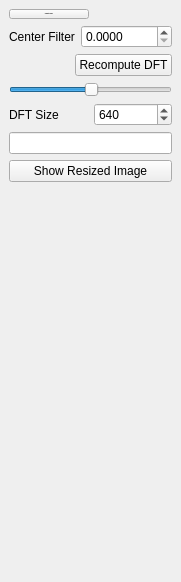
Old version of the form dfttools.ui in the repository githubdoe/DFTFringe.
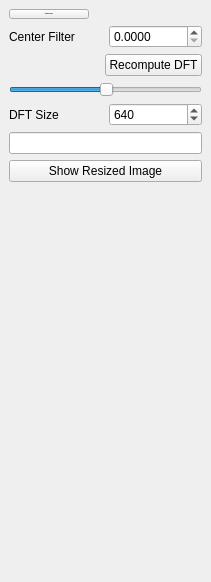
New version of the form.

The edit to the form file:
```diff
--- a/dfttools.ui
+++ b/dfttools.ui
@@ -6,7 +6,7 @@
    <rect>
     <x>0</x>
     <y>0</y>
-    <width>176</width>
+    <width>211</width>
     <height>582</height>
    </rect>
   </property>
@@ -18,7 +18,7 @@
   </property>
   <property name="minimumSize">
    <size>
-    <width>176</width>
+    <width>211</width>
     <height>305</height>
    </size>
   </property>
```
Left out of the diff: 4 changed lines with no effect on the pictures.
